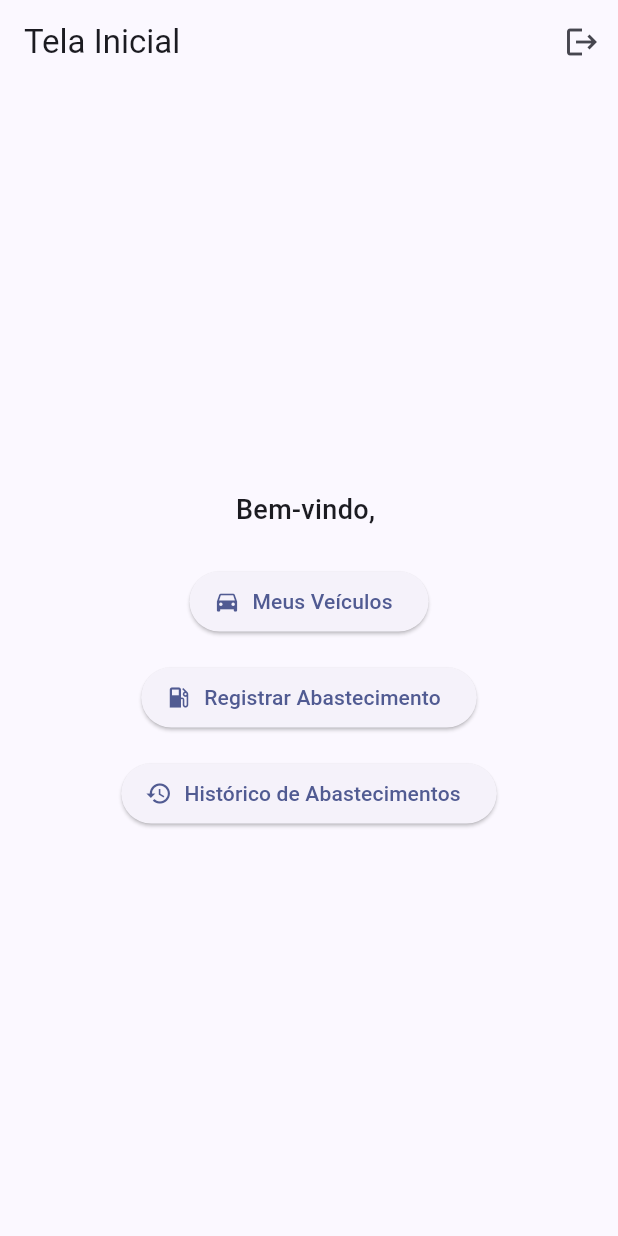
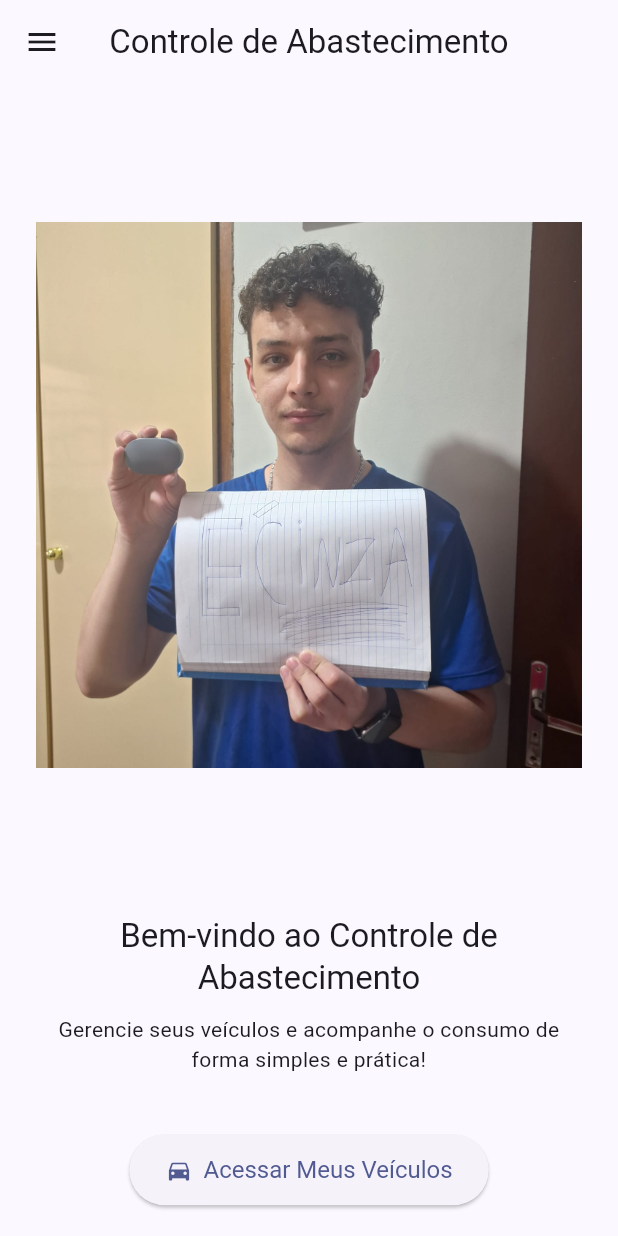
Before and after one commit to endrikdk/Aplicativo-de-Controle-de-Abastecimento-e-Ve-culos-em-Flutter, a Flutter app: the TelaInicial screen opened directly, on a phone screen of 412 x 824 dp. Run offline on Flutter 3.47's test engine with Material 3 defaults, Android fonts, the phone set to English and light mode, and no system bars; our stand-ins replace cloud_firestore, firebase_auth, firebase_core; accounts and stored records are empty.

Commit message:
style(theme): tema customizado e navegação

```diff
--- a/lib/telas/tela_inicial.dart
+++ b/lib/telas/tela_inicial.dart
@@ -16,37 +16,120 @@ class TelaInicial extends StatelessWidget {
 
     return Scaffold(
       appBar: AppBar(
-        title: const Text('Tela Inicial'),
-        actions: [
-          IconButton(
-            icon: const Icon(Icons.logout),
-            onPressed: () async {
+        title: const Text('Controle de Abastecimento'),
+        centerTitle: true,
+      ),
+
+      drawer: Drawer(
+        child: ListView(
+          padding: EdgeInsets.zero,
+          children: [
+            UserAccountsDrawerHeader(
+              accountName: const Text('Bem-vindo!'),
+              accountEmail: Text(user?.email ?? 'Usuário'),
+              currentAccountPicture: const CircleAvatar(
+                backgroundColor: Colors.white,
+                child: Icon(Icons.person, color: Colors.indigo, size: 40),
+              ),
+              decoration: const BoxDecoration(
+                gradient: LinearGradient(
+                  colors: [Colors.indigo, Colors.blueAccent],
+                  begin: Alignment.topLeft,
+                  end: Alignment.bottomRight,
+                ),
+              ),
+            ),
+
+            ListTile(
+              leading: const Icon(Icons.directions_car),
+              title: const Text('Meus Veículos'),
+              onTap: () {
+                Navigator.pop(context);
+                Navigator.push(
+                  context,
+                  MaterialPageRoute(builder: (_) => const TelaVeiculos()),
+                );
+              },
+            ),
+            ListTile(
+              leading: const Icon(Icons.local_gas_station),
+              title: const Text('Registrar Abastecimento'),
+              onTap: () {
+                Navigator.pop(context);
+                Navigator.push(
+                  context,
+                  MaterialPageRoute(
+                    builder: (_) => const TelaFormAbastecimento(),
+                  ),
+                );
+              },
+            ),
+            ListTile(
+              leading: const Icon(Icons.history),
+              title: const Text('Histórico de Abastecimentos'),
+              onTap: () {
+                Navigator.pop(context);
+                Navigator.push(
+                  context,
+                  MaterialPageRoute(
+                    builder: (_) => const TelaHistoricoAbastecimentos(),
+                  ),
+                );
+              },
+            ),
+            const Divider(),
+            ListTile(
+              leading: const Icon(Icons.logout, color: Colors.red),
+              title: const Text('Sair', style: TextStyle(color: Colors.red)),
+              onTap: () async {
                 await auth.logout();
                 if (context.mounted) {
-                Navigator.pushReplacement(
+                  Navigator.pushAndRemoveUntil(
                     context,
                     MaterialPageRoute(builder: (_) => const TelaLogin()),
+                    (route) => false,
                   );
                 }
               },
             ),
           ],
         ),
+      ),
+
       body: Center(
-        child: SingleChildScrollView(
+        child: Padding(
+          padding: const EdgeInsets.all(24),
           child: Column(
-            mainAxisSize: MainAxisSize.min,
+            mainAxisAlignment: MainAxisAlignment.center,
             children: [
-              Text(
-                user != null
-                    ? 'Bem-vindo, ${user.email}'
-                    : 'Bem-vindo ao Controle de Abastecimento',
-                style: const TextStyle(
-                  fontSize: 18,
-                  fontWeight: FontWeight.w500,
+              SizedBox(
+                width: 500,
+                height: 500,
+                child: Image.asset(
+                  'assets/images/endrik.jpg',
+                  fit: BoxFit.contain,
+                  errorBuilder: (context, error, stackTrace) => const Icon(
+                    Icons.directions_car,
+                    size: 120,
+                    color: Colors.indigo,
                   ),
                 ),
-              const SizedBox(height: 24),
+              ),
+              const SizedBox(height: 30),
+
+              Text(
+                'Bem-vindo ao Controle de Abastecimento',
+                textAlign: TextAlign.center,
+                style: Theme.of(context).textTheme.titleLarge,
+              ),
+              const SizedBox(height: 10),
+              Text(
+                'Gerencie seus veículos e acompanhe o consumo de forma simples e prática!',
+                textAlign: TextAlign.center,
+                style: Theme.of(context).textTheme.bodyMedium,
+              ),
+
+              const SizedBox(height: 40),
 
               ElevatedButton.icon(
                 onPressed: () {
@@ -56,35 +139,14 @@ class TelaInicial extends StatelessWidget {
                   );
                 },
                 icon: const Icon(Icons.directions_car),
-                label: const Text('Meus Veículos'),
+                label: const Text('Acessar Meus Veículos'),
+                style: ElevatedButton.styleFrom(
+                  padding: const EdgeInsets.symmetric(
+                    horizontal: 24,
+                    vertical: 14,
                   ),
-              const SizedBox(height: 16),
-
-              ElevatedButton.icon(
-                onPressed: () {
-                  Navigator.push(
-                    context,
-                    MaterialPageRoute(
-                      builder: (_) => const TelaFormAbastecimento(),
+                  textStyle: const TextStyle(fontSize: 16),
                 ),
-                  );
-                },
-                icon: const Icon(Icons.local_gas_station),
-                label: const Text('Registrar Abastecimento'),
-              ),
-              const SizedBox(height: 16),
-
-              ElevatedButton.icon(
-                onPressed: () {
-                  Navigator.push(
-                    context,
-                    MaterialPageRoute(
-                      builder: (_) => const TelaHistoricoAbastecimentos(),
-                    ),
-                  );
-                },
-                icon: const Icon(Icons.history),
-                label: const Text('Histórico de Abastecimentos'),
               ),
             ],
           ),
```
Also changed, not shown: pubspec.yaml (+12 -68 lines), assets/images/endrik.jpg (added). Lines whose indentation alone changed are shown as unchanged.
